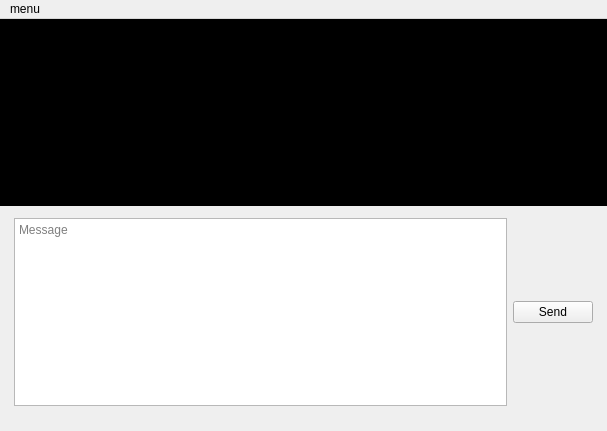
First picture: the form in src/chatwindow_widgets.ui, repository maemo-leste/conversations, before the edit.
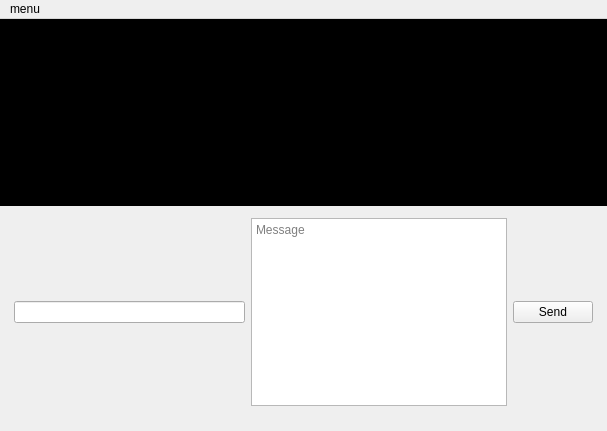
Second picture: the form after the edit. Icons and pictures are not drawn. Custom widgets are drawn as their Qt base class.

Commit message: chatwindow: follow the setting "Enter sends chat" when using him (virtual keyboard)

```diff
--- a/src/chatwindow_widgets.ui
+++ b/src/chatwindow_widgets.ui
@@ -163,7 +163,10 @@
        <number>14</number>
       </property>
       <item>
-       <widget class="QTextEdit" name="chatBox">
+       <widget class="QLineEdit" name="chatBox_line"/>
+      </item>
+      <item>
+       <widget class="QTextEdit" name="chatBox_multi">
         <property name="acceptRichText">
          <bool>false</bool>
         </property>
```
The commit also changes 3 other files.
